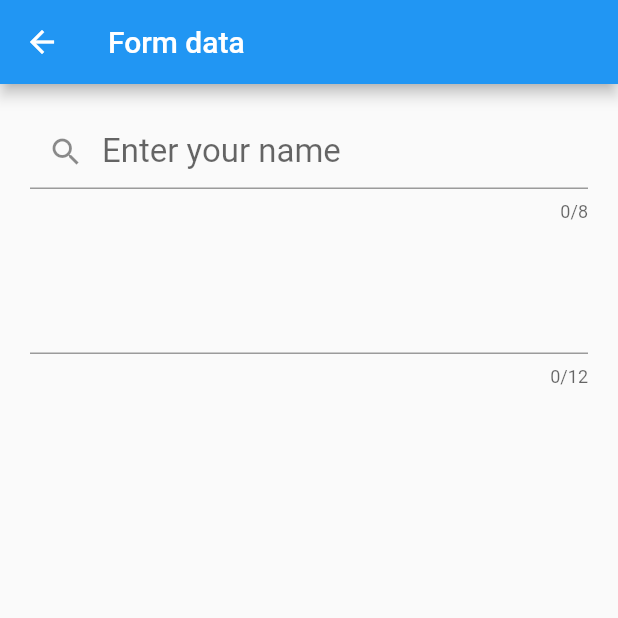
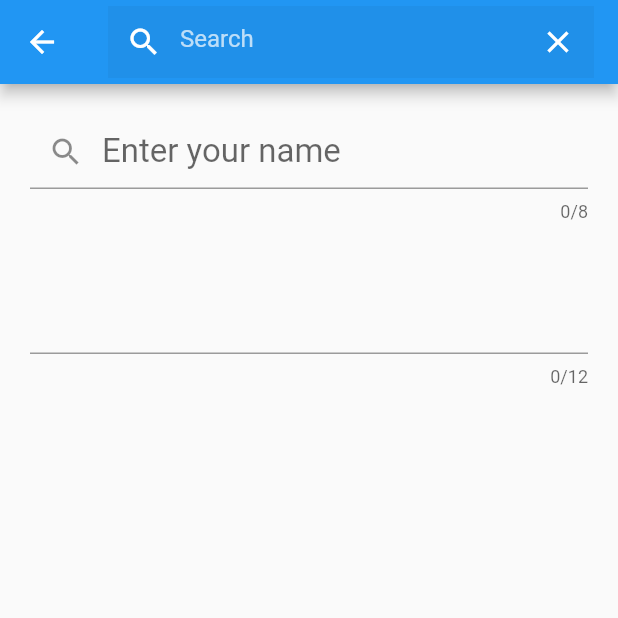
Before and after one commit to ishanEPR/Flutter-Practice, a Flutter app: the Formdata screen opened directly with empty values, on a phone screen of 412 x 824 dp, the top half of it. Run offline on Flutter 3.47's test engine with Material 2 defaults, Android fonts, the phone set to English and light mode, and no system bars.

Commit message:
Add post submitted operation style in appbar

```diff
--- a/lib/screens/form.dart
+++ b/lib/screens/form.dart
@@ -16,7 +16,34 @@ class Formdata extends StatelessWidget {
 
     return Scaffold(
       appBar: AppBar(
-        title: Text('Form data $data'),
+        title: TextField(
+          keyboardType: TextInputType.text,
+          controller: title,
+          decoration: InputDecoration(
+            prefixIcon: Icon(
+              Icons.search,
+              color: Colors.white,
+            ),
+            suffixIcon: IconButton(
+              icon: Icon(
+                Icons.close,
+                color: Colors.white,
+
+              ),
+              onPressed: (){
+                title.text='';
+              },
+
+            ),
+            border: InputBorder.none,
+            filled: true,
+            hintText: 'Search',
+            hintStyle: TextStyle(color: Colors.white70),
+
+          ),
+
+
+        ),
       ),
       body: Center(
 
```
